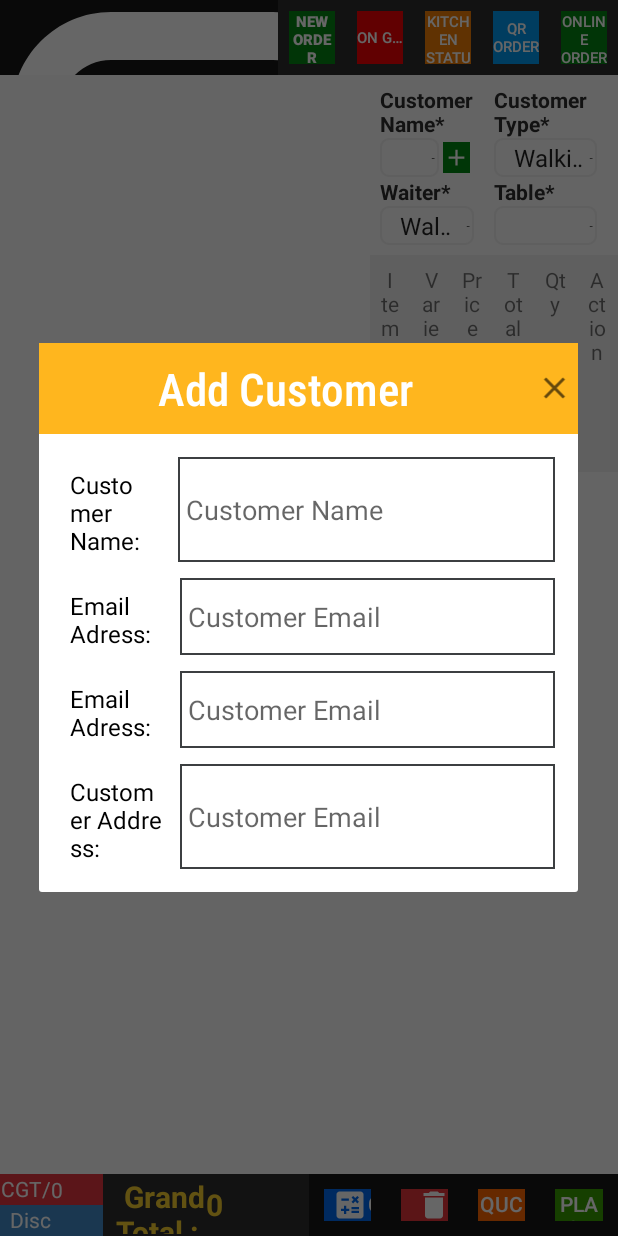
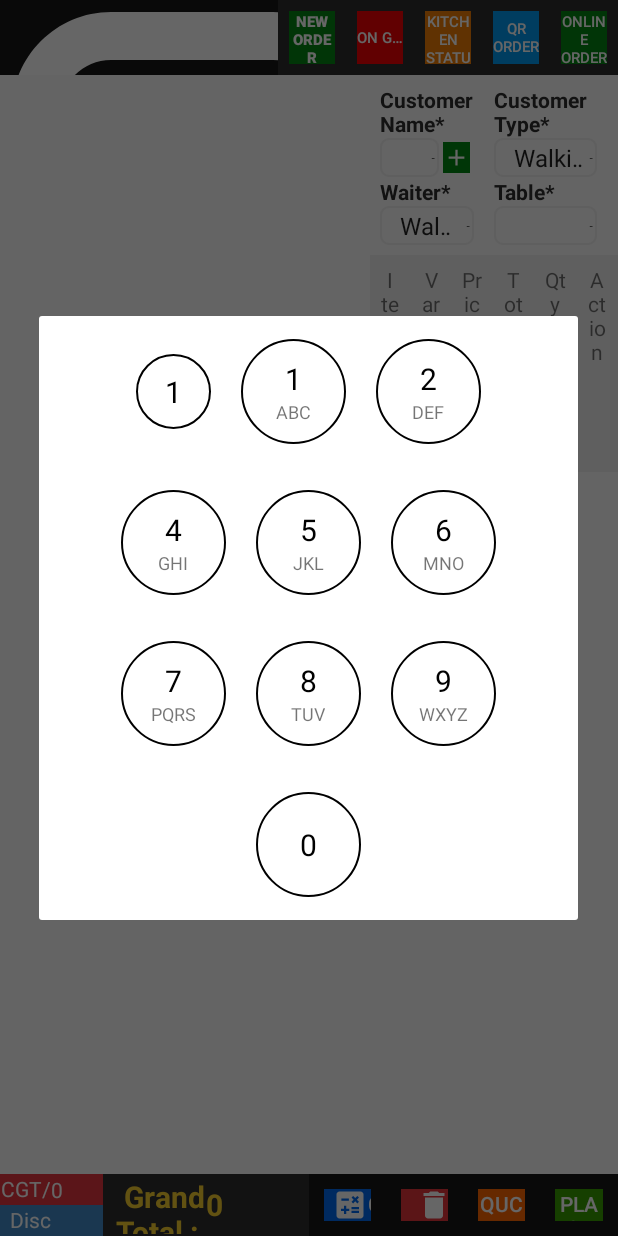
Before and after one commit to Kayuemkhan/Bhonjon-Restaurant-POS-, an Android app: the MainActivity screen opened directly, with no data from a screen before it, after a tap on an icon or button, on a phone screen of 412 x 824 dp. Run offline under Robolectric (Android 15) with nearby library versions, the phone set to English and light mode, and no system bars; our stand-ins replace sdp/ssp sizes; libraries missing offline, so code that uses them is left out: com.toptoche.searchablespinnerlibrary, es.dmoral.toasty; plain views replace SearchableSpinner; pictures from the network do not load; 2 statements that could not run were skipped.

Commit message:
28-01-2021

```diff
--- a/app/src/main/java/com/bdtask/bhojonrestaurantpos/activities/MainActivity.java
+++ b/app/src/main/java/com/bdtask/bhojonrestaurantpos/activities/MainActivity.java
@@ -135,6 +135,7 @@ public class MainActivity extends AppCompatActivity implements ViewInterface {
     private Double discountvalue;
     private ImageView addingCustomer;
     private ImageView closeAleart;
+    private Button closeAleartbyButton;
     @SuppressLint("WrongConstant")
     @Override
     protected void onCreate(Bundle savedInstanceState) {
@@ -905,14 +906,21 @@ public class MainActivity extends AppCompatActivity implements ViewInterface {
     }
     private void addingnewCustomer() {
         AlertDialog.Builder builder = new AlertDialog.Builder(this);
-        View view2 = getLayoutInflater().inflate(R.layout.addingnewcustomer, null);
-        closeAleart = view2.findViewById(R.id.closeAleart);
+        View view2 = getLayoutInflater().inflate(R.layout.custom, null);
+//        closeAleart = view2.findViewById(R.id.closeAleart);
+//        closeAleartbyButton = view2.findViewById(R.id.closeAleartbyButton);
         builder.setView(view2);
         AlertDialog alert = builder.create();
         alert.setCancelable(false);
-        closeAleart.setOnClickListener(v -> {
-            alert.dismiss();
-        });
+//        closeAleart.setOnClickListener(v -> {
+//            alert.dismiss();
+//        });
+//        closeAleartbyButton.setOnClickListener(new View.OnClickListener() {
+//            @Override
+//            public void onClick(View v) {
+//                alert.dismiss();
+//            }
+//        });
         alert.show();
     }
 }
--- a/app/src/main/res/drawable-v24/edit_text_red_background2.xml
+++ b/app/src/main/res/drawable-v24/edit_text_red_background2.xml
@@ -1,5 +1,5 @@
 <shape xmlns:android="http://schemas.android.com/apk/res/android">
     <stroke
         android:width="1dp"
-        android:color="#3C3F41" />
+        android:color="#E8000000" />
 </shape>
--- /dev/null
+++ b/app/src/main/res/drawable/round_button_background.xml
@@ -0,0 +1,16 @@
+<?xml version="1.0" encoding="utf-8"?>
+<shape xmlns:android="http://schemas.android.com/apk/res/android"
+    android:shape="rectangle">
+    <corners android:radius="35dp" />
+
+    <padding
+        android:bottom="0dp"
+        android:left="0dp"
+        android:right="0dp"
+        android:top="0dp" />
+
+    <stroke
+        android:width="1dp"
+        android:color="#000000" />
+
+</shape>
--- a/app/src/main/res/layout/addingnewcustomer.xml
+++ b/app/src/main/res/layout/addingnewcustomer.xml
@@ -5,14 +5,12 @@
     android:orientation="vertical"
 
     >
-
     <LinearLayout
         android:layout_width="match_parent"
         android:layout_height="wrap_content"
         android:background="#FFB61e"
         android:gravity="center_horizontal"
         android:weightSum="10">
-
         <TextView
             android:layout_width="wrap_content"
             android:layout_height="wrap_content"
@@ -25,13 +23,14 @@
             android:textSize="30sp" />
 
         <ImageView
+            android:layout_marginRight="10dp"
             android:id="@+id/closeAleart"
-            android:layout_width="wrap_content"
+            android:layout_width="0dp"
             android:layout_height="wrap_content"
             android:layout_alignParentEnd="true"
             android:layout_gravity="center"
             android:layout_weight=".5"
-            android:gravity="end"
+            android:gravity="center"
             android:src="@drawable/ic_baseline_close_24" />
     </LinearLayout>
 
@@ -44,6 +43,34 @@
         <LinearLayout
             android:layout_width="match_parent"
             android:layout_height="wrap_content"
+            android:layout_marginBottom="10dp"
+            android:layout_weight="2"
+            android:orientation="horizontal"
+            >
+
+            <TextView
+                android:layout_width="0dp"
+                android:layout_height="wrap_content"
+                android:layout_weight=".8"
+                android:padding="5dp"
+                android:text="Customer Name: "
+                android:textColor="@color/black"
+                android:textSize="18sp" />
+
+            <EditText
+                android:layout_width="0dp"
+                android:layout_height="50dp"
+                android:layout_marginLeft="5dp"
+                android:layout_weight="1.2"
+                android:background="@drawable/edit_text_red_background2"
+                android:hint="Customer Name"
+                android:paddingStart="10dp" />
+        </LinearLayout>
+
+  <LinearLayout
+            android:layout_width="match_parent"
+            android:layout_height="wrap_content"
+            android:layout_marginBottom="10dp"
             android:layout_weight="2"
             android:orientation="horizontal"
             android:padding="5dp">
@@ -51,25 +78,26 @@
             <TextView
                 android:layout_width="0dp"
                 android:layout_height="wrap_content"
-                android:layout_weight="1"
+                android:layout_weight=".8"
                 android:padding="5dp"
                 android:text="Customer Name: "
                 android:textColor="@color/black"
-                android:textSize="16sp" />
+                android:textSize="18sp" />
 
             <EditText
-                android:layout_width="wrap_content"
-                android:layout_height="match_parent"
+                android:layout_width="0dp"
+                android:layout_height="50dp"
                 android:layout_marginLeft="5dp"
-                android:layout_weight="1.5"
+                android:layout_weight="1.2"
                 android:background="@drawable/edit_text_red_background2"
                 android:hint="Customer Name"
-                android:padding="5dp"
-                />
+                android:padding="5dp" />
         </LinearLayout>
-        <LinearLayout
+
+  <LinearLayout
             android:layout_width="match_parent"
             android:layout_height="wrap_content"
+            android:layout_marginBottom="10dp"
             android:layout_weight="2"
             android:orientation="horizontal"
             android:padding="5dp">
@@ -77,24 +105,26 @@
             <TextView
                 android:layout_width="0dp"
                 android:layout_height="wrap_content"
-                android:layout_weight="1"
+                android:layout_weight=".8"
                 android:padding="5dp"
-                android:text="Email Adress: "
+                android:text="Customer Name: "
                 android:textColor="@color/black"
-                android:textSize="16sp" />
+                android:textSize="18sp" />
 
             <EditText
-                android:layout_width="wrap_content"
-                android:layout_height="match_parent"
+                android:layout_width="0dp"
+                android:layout_height="50dp"
                 android:layout_marginLeft="5dp"
-                android:layout_weight="1.5"
+                android:layout_weight="1.2"
                 android:background="@drawable/edit_text_red_background2"
-                android:hint="Customer Email"
-                android:padding="5dp"
-                />
-        </LinearLayout><LinearLayout
+                android:hint="Customer Name"
+                android:padding="5dp" />
+        </LinearLayout>
+
+  <LinearLayout
             android:layout_width="match_parent"
             android:layout_height="wrap_content"
+            android:layout_marginBottom="10dp"
             android:layout_weight="2"
             android:orientation="horizontal"
             android:padding="5dp">
@@ -102,25 +132,26 @@
             <TextView
                 android:layout_width="0dp"
                 android:layout_height="wrap_content"
-                android:layout_weight="1"
+                android:layout_weight=".8"
                 android:padding="5dp"
-                android:text="Email Adress: "
+                android:text="Customer Name: "
                 android:textColor="@color/black"
-                android:textSize="16sp" />
+                android:textSize="18sp" />
 
             <EditText
-                android:layout_width="wrap_content"
-                android:layout_height="match_parent"
+                android:layout_width="0dp"
+                android:layout_height="50dp"
                 android:layout_marginLeft="5dp"
-                android:layout_weight="1.5"
+                android:layout_weight="1.2"
                 android:background="@drawable/edit_text_red_background2"
-                android:hint="Customer Email"
-                android:padding="5dp"
-                />
+                android:hint="Customer Name"
+                android:padding="5dp" />
         </LinearLayout>
-        <LinearLayout
+
+  <LinearLayout
             android:layout_width="match_parent"
             android:layout_height="wrap_content"
+            android:layout_marginBottom="10dp"
             android:layout_weight="2"
             android:orientation="horizontal"
             android:padding="5dp">
@@ -128,22 +159,50 @@
             <TextView
                 android:layout_width="0dp"
                 android:layout_height="wrap_content"
-                android:layout_weight="1"
+                android:layout_weight=".8"
                 android:padding="5dp"
-                android:text="Customer Address: "
+                android:text="Customer Name: "
                 android:textColor="@color/black"
-                android:textSize="16sp" />
+                android:textSize="18sp" />
 
             <EditText
-                android:layout_width="wrap_content"
-                android:layout_height="match_parent"
+                android:layout_width="0dp"
+                android:layout_height="50dp"
                 android:layout_marginLeft="5dp"
-                android:layout_weight="1.5"
+                android:layout_weight="1.2"
                 android:background="@drawable/edit_text_red_background2"
-                android:hint="Customer Email"
-                android:padding="5dp"
-                />
+                android:hint="Customer Name"
+                android:padding="5dp" />
         </LinearLayout>
+
+
+
+
+    </LinearLayout>
+
+    <LinearLayout
+        android:layout_width="match_parent"
+        android:layout_height="wrap_content"
+        android:layout_gravity="end"
+        android:layout_marginRight="20dp"
+        android:layout_marginBottom="50dp"
+        android:gravity="end">
+
+        <Button
+            android:id="@+id/closeAleartbyButton"
+            android:layout_width="wrap_content"
+            android:layout_height="wrap_content"
+            android:background="#F30002"
+            android:text="close"
+            android:textColor="@color/white" />
+
+        <Button
+            android:layout_width="wrap_content"
+            android:layout_height="wrap_content"
+            android:layout_marginLeft="20dp"
+            android:background="#028511"
+            android:text="submit"
+            android:textColor="@color/white" />
 
     </LinearLayout>
 </LinearLayout>
--- /dev/null
+++ b/app/src/main/res/layout/custom.xml
@@ -0,0 +1,372 @@
+<?xml version="1.0" encoding="utf-8"?>
+<androidx.constraintlayout.widget.ConstraintLayout xmlns:android="http://schemas.android.com/apk/res/android"
+    xmlns:app="http://schemas.android.com/apk/res-auto"
+    xmlns:tools="http://schemas.android.com/tools"
+    android:layout_width="match_parent"
+    android:layout_height="match_parent"
+   >
+
+
+    <LinearLayout
+        android:layout_width="match_parent"
+        android:layout_height="0dp"
+        android:gravity="center_horizontal"
+        android:layout_marginTop="30sp"
+        android:orientation="vertical"
+        app:layout_constraintBottom_toBottomOf="parent"
+        app:layout_constraintEnd_toEndOf="parent"
+        app:layout_constraintStart_toStartOf="parent"
+        >
+
+        <LinearLayout
+            android:layout_width="wrap_content"
+            android:layout_height="wrap_content"
+            android:gravity="center"
+            android:orientation="horizontal"
+            android:weightSum="3">
+
+            <LinearLayout
+                android:layout_width="50dp"
+                android:layout_height="50dp"
+                android:layout_marginTop="15dp"
+                android:layout_marginBottom="15dp"
+                android:layout_marginStart="10dp"
+                android:layout_marginEnd="10dp"
+                android:layout_weight="1"
+                android:background="@drawable/round_button_background"
+                android:gravity="center"
+                android:orientation="vertical">
+
+                <TextView
+                    android:layout_width="wrap_content"
+                    android:layout_height="wrap_content"
+                    android:fontFamily="sans-serif"
+                    android:text="1"
+                    android:textColor="#000"
+                    android:textSize="20sp" />
+
+            </LinearLayout>
+
+            <LinearLayout
+                android:layout_width="70dp"
+                android:layout_height="70dp"
+                android:layout_marginTop="15dp"
+                android:layout_marginBottom="15dp"
+                android:layout_marginStart="10dp"
+                android:layout_marginEnd="10dp"
+                android:layout_weight="1"
+                android:background="@drawable/round_button_background"
+                android:gravity="center"
+                android:orientation="vertical">
+
+                <TextView
+                    android:layout_width="wrap_content"
+                    android:layout_height="wrap_content"
+                    android:fontFamily="sans-serif"                    android:text="1"
+                    android:textColor="#000"
+                    android:textSize="20sp" />
+
+                <TextView
+                    android:layout_width="wrap_content"
+                    android:layout_height="wrap_content"
+                    android:fontFamily="sans-serif"                    android:text="ABC"
+                    android:textSize="12sp" />
+
+            </LinearLayout>
+
+            <LinearLayout
+                android:layout_width="70dp"
+                android:layout_height="70dp"
+                android:layout_marginTop="15dp"
+                android:layout_marginBottom="15dp"
+                android:layout_marginStart="10dp"
+                android:layout_marginEnd="10dp"
+                android:layout_weight="1"
+                android:background="@drawable/round_button_background"
+                android:gravity="center"
+                android:orientation="vertical">
+
+                <TextView
+                    android:layout_width="wrap_content"
+                    android:layout_height="wrap_content"
+                    android:fontFamily="sans-serif"
+                    android:text="2"
+                    android:textColor="#000"
+                    android:textSize="20sp" />
+
+                <TextView
+                    android:layout_width="wrap_content"
+                    android:layout_height="wrap_content"
+                    android:fontFamily="sans-serif"
+                    android:text="DEF"
+                    android:textSize="12sp" />
+
+            </LinearLayout>
+
+        </LinearLayout>
+
+        <LinearLayout
+            android:layout_width="wrap_content"
+            android:layout_height="wrap_content"
+            android:gravity="center"
+            android:orientation="horizontal"
+            android:weightSum="3">
+
+            <LinearLayout
+                android:layout_width="70dp"
+                android:layout_height="70dp"
+                android:layout_marginTop="15dp"
+                android:layout_marginBottom="15dp"
+                android:layout_marginStart="10dp"
+                android:layout_marginEnd="10dp"
+                android:layout_weight="1"
+                android:background="@drawable/round_button_background"
+                android:gravity="center"
+                android:orientation="vertical">
+
+                <TextView
+                    android:layout_width="wrap_content"
+                    android:layout_height="wrap_content"
+                    android:fontFamily="sans-serif"
+                    android:text="4"
+                    android:textColor="#000"
+                    android:textSize="20sp" />
+
+                <TextView
+                    android:layout_width="wrap_content"
+                    android:layout_height="wrap_content"
+                    android:fontFamily="sans-serif"
+                    android:text="GHI"
+                    android:textSize="12sp" />
+
+            </LinearLayout>
+
+            <LinearLayout
+                android:layout_width="70dp"
+                android:layout_height="70dp"
+                android:layout_marginTop="15dp"
+                android:layout_marginBottom="15dp"
+                android:layout_marginStart="10dp"
+                android:layout_marginEnd="10dp"
+                android:layout_weight="1"
+                android:background="@drawable/round_button_background"
+                android:gravity="center"
+                android:orientation="vertical">
+
+                <TextView
+                    android:layout_width="wrap_content"
+                    android:layout_height="wrap_content"
+                    android:fontFamily="sans-serif"
+                    android:text="5"
+                    android:textColor="#000"
+                    android:textSize="20sp" />
+
+                <TextView
+                    android:layout_width="wrap_content"
+                    android:layout_height="wrap_content"
+                    android:fontFamily="sans-serif"
+                    android:text="JKL"
+                    android:textSize="12sp" />
+
+            </LinearLayout>
+
+            <LinearLayout
+                android:layout_width="70dp"
+                android:layout_height="70dp"
+                android:layout_marginTop="15dp"
+                android:layout_marginBottom="15dp"
+                android:layout_marginStart="10dp"
+                android:layout_marginEnd="10dp"
+                android:layout_weight="1"
+                android:background="@drawable/round_button_background"
+                android:gravity="center"
+                android:orientation="vertical">
+
+                <TextView
+                    android:layout_width="wrap_content"
+                    android:layout_height="wrap_content"
+                    android:fontFamily="sans-serif"
+                    android:text="6"
+                    android:textColor="#000"
+                    android:textSize="20sp" />
+
+                <TextView
+                    android:layout_width="wrap_content"
+                    android:layout_height="wrap_content"
+                    android:fontFamily="sans-serif"
+                    android:text="MNO"
+                    android:textSize="12dp" />
+
+            </LinearLayout>
+
+        </LinearLayout>
+
+        <LinearLayout
+            android:layout_width="wrap_content"
+            android:layout_height="wrap_content"
+            android:gravity="center"
+            android:orientation="horizontal"
+            android:weightSum="3">
+
+            <LinearLayout
+                android:layout_width="70dp"
+                android:layout_height="70dp"
+                android:layout_marginTop="15dp"
+                android:layout_marginBottom="15dp"
+                android:layout_marginStart="10dp"
+                android:layout_marginEnd="10dp"
+                android:layout_weight="1"
+                android:background="@drawable/round_button_background"
+                android:gravity="center"
+                android:orientation="vertical">
+
+                <TextView
+                    android:layout_width="wrap_content"
+                    android:layout_height="wrap_content"
+                    android:fontFamily="sans-serif"
+                    android:text="7"
+                    android:textColor="#000"
+                    android:textSize="20sp" />
+                <TextView
+                    android:layout_width="wrap_content"
+                    android:layout_height="wrap_content"
+                    android:fontFamily="sans-serif"
+                    android:text="PQRS"
+                    android:textSize="12dp" />
+
+
+            </LinearLayout>
+
+            <LinearLayout
+                android:layout_width="70dp"
+                android:layout_height="70dp"
+                android:layout_marginTop="15dp"
+                android:layout_marginBottom="15dp"
+                android:layout_marginStart="10dp"
+                android:layout_marginEnd="10dp"
+                android:layout_weight="1"
+                android:background="@drawable/round_button_background"
+                android:gravity="center"
+                android:orientation="vertical">
+
+                <TextView
+                    android:layout_width="wrap_content"
+                    android:layout_height="wrap_content"
+                    android:fontFamily="sans-serif"
+                    android:text="8"
+                    android:textColor="#000"
+                    android:textSize="20sp" />
+
+                <TextView
+                    android:layout_width="wrap_content"
+                    android:layout_height="wrap_content"
+                    android:fontFamily="sans-serif"
+                    android:text="TUV"
+                    android:textSize="12dp" />
+
+            </LinearLayout>
+
+            <LinearLayout
+                android:layout_width="70dp"
+                android:layout_height="70dp"
+                android:layout_marginTop="15dp"
+                android:layout_marginBottom="15dp"
+                android:layout_marginStart="10dp"
+                android:layout_marginEnd="10dp"
+                android:layout_weight="1"
+                android:background="@drawable/round_button_background"
+                android:gravity="center"
+                android:orientation="vertical">
+
+                <TextView
+                    android:layout_width="wrap_content"
+                    android:layout_height="wrap_content"
+                    android:fontFamily="sans-serif"
+                    android:text="9"
+                    android:textColor="#000"
+                    android:textSize="20sp" />
+
+                <TextView
+                    android:layout_width="wrap_content"
+                    android:layout_height="wrap_content"
+                    android:fontFamily="sans-serif"
+                    android:text="WXYZ"
+                    android:textSize="12dp" />
+
+            </LinearLayout>
+
+        </LinearLayout>
+
+        <LinearLayout
+            android:layout_width="wrap_content"
+            android:layout_height="wrap_content"
+            android:gravity="center"
+            android:orientation="horizontal"
+            android:weightSum="3">
+
+            <LinearLayout
+                android:layout_width="70dp"
+                android:layout_height="70dp"
+                android:layout_marginTop="15dp"
+                android:layout_marginBottom="15dp"
+                android:layout_marginStart="10dp"
+                android:layout_marginEnd="10dp"
+                android:layout_weight="1"
+                android:visibility="invisible"
+                android:background="@drawable/round_button_background"
+                android:gravity="center"
+                android:orientation="vertical">
+
+                <TextView
+                    android:layout_width="wrap_content"
+                    android:layout_height="wrap_content"
+                    android:fontFamily="sans-serif"
+                    android:text="1"
+                    android:textColor="#000"
+                    android:textSize="20sp" />
+
+            </LinearLayout>
+
+            <LinearLayout
+                android:layout_width="70dp"
+                android:layout_height="70dp"
+                android:layout_marginTop="15dp"
+                android:layout_marginBottom="15dp"
+                android:layout_marginStart="10dp"
+                android:layout_marginEnd="10dp"
+                android:layout_weight="1"
+                android:background="@drawable/round_button_background"
+                android:gravity="center"
+                android:orientation="vertical">
+
+                <TextView
+                    android:layout_width="wrap_content"
+                    android:layout_height="wrap_content"
+                    android:fontFamily="sans-serif"
+                    android:text="0"
+                    android:textColor="#000"
+                    android:textSize="20sp" />
+
+            </LinearLayout>
+
+            <LinearLayout
+                android:layout_width="70dp"
+                android:layout_height="70dp"
+                android:layout_marginTop="15dp"
+                android:layout_marginBottom="15dp"
+                android:layout_marginStart="10dp"
+                android:layout_marginEnd="10dp"
+                android:layout_weight="1"
+                android:gravity="center"
+                android:orientation="vertical">
+
+
+
+            </LinearLayout>
+
+        </LinearLayout>
+
+    </LinearLayout>
+
+
+</androidx.constraintlayout.widget.ConstraintLayout>
```
